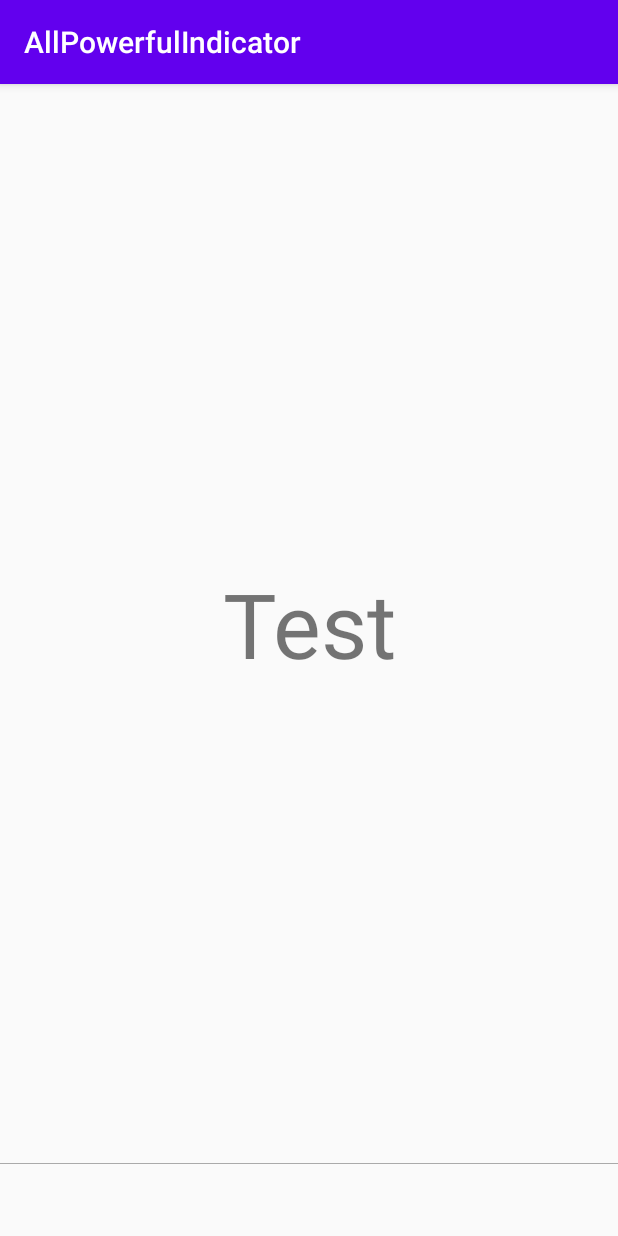
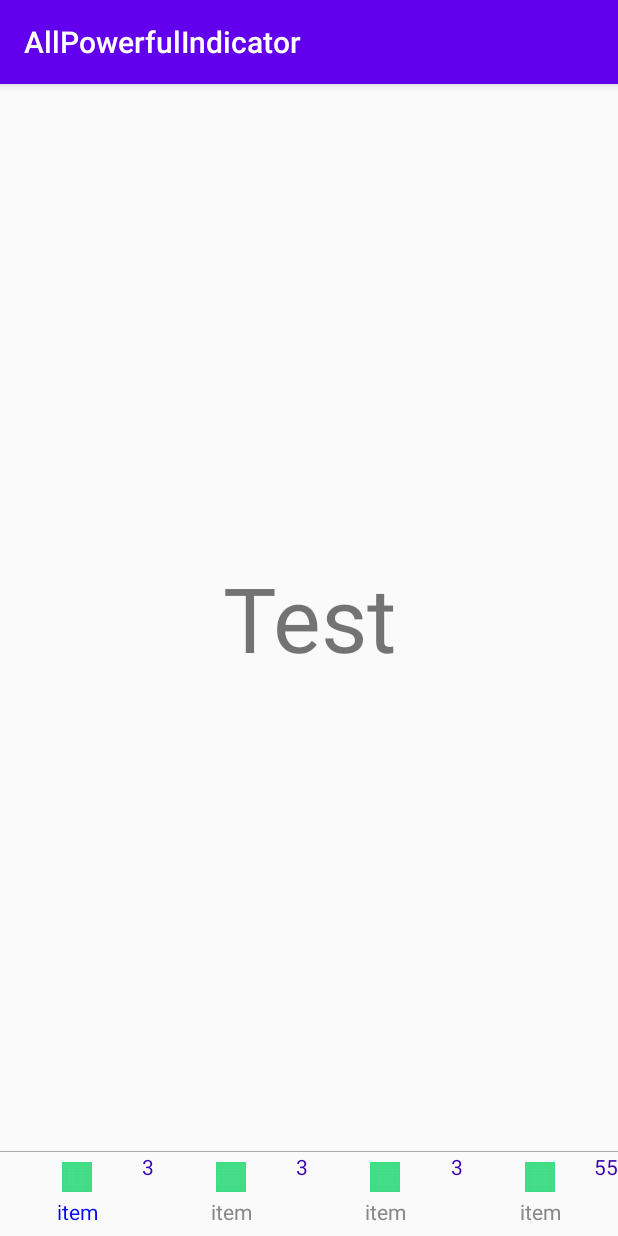
Before and after one commit to Ellen2018/AllPowerfulIndicator, an Android app: the BottomNavigationBarActivity screen opened directly, with no data from a screen before it, on a phone screen of 412 x 824 dp. Run offline under Robolectric (Android 15) with nearby library versions, the phone set to English and light mode, and no system bars.

Commit message:
使用适配器来配置指示器

```diff
--- /dev/null
+++ b/app/src/main/java/com/ellen/allpowerfulindicator/bottomnavigation/BottomBarAdapter.kt
@@ -0,0 +1,62 @@
+package com.ellen.allpowerfulindicator.bottomnavigation
+
+import android.content.res.ColorStateList
+import android.graphics.Color
+import android.view.View
+import android.widget.TextView
+import androidx.viewpager.widget.ViewPager
+import androidx.viewpager2.widget.ViewPager2
+import com.ellen.allpowerfulindicator.R
+import com.ellen.indicator.AllPowerIndicator
+import com.ellen.indicator.BaseIndicatorViewPagerAdapter
+import com.ellen.indicator.BaseViewHolder
+
+class BottomBarAdapter : BaseIndicatorViewPagerAdapter<BottomViewHolder> {
+
+    var dataList: MutableList<Int>
+
+    constructor(viewPager: ViewPager, dataList: MutableList<Int>) : super(viewPager) {
+        this.dataList = dataList
+    }
+
+    constructor(viewPager2: ViewPager2, dataList: MutableList<Int>) : super(viewPager2) {
+        this.dataList = dataList
+    }
+
+    override fun showContent(holder: BottomViewHolder) {
+       holder.tvUpdate.text = "${dataList[holder.position]}"
+    }
+
+    override fun getViewHolder(viewType: Int): BottomViewHolder {
+        return BottomViewHolder(R.layout.item_bottom_navigation_bar)
+    }
+
+    override fun onTabReselected(holder: BottomViewHolder) {
+
+    }
+
+    override fun onTabUnselected(holder: BottomViewHolder) {
+        holder.tvTitle.setTextColor(Color.GRAY)
+    }
+
+    override fun onTabSelected(holder: BottomViewHolder) {
+        holder.tvTitle.setTextColor(Color.BLUE)
+    }
+
+    override fun bindLinkageView(allPowerIndicator: AllPowerIndicator) {
+        super.bindLinkageView(allPowerIndicator)
+        allPowerIndicator.tabRippleColor = ColorStateList.valueOf(Color.GRAY)
+    }
+
+}
+
+class BottomViewHolder(layoutId: Int) : BaseViewHolder(layoutId) {
+
+    lateinit var tvTitle: TextView
+    lateinit var tvUpdate: TextView
+
+    override fun bindView(itemView: View) {
+        tvTitle = itemView.findViewById(R.id.tv_title)
+        tvUpdate = itemView.findViewById(R.id.tv_update)
+    }
+}
--- a/app/src/main/java/com/ellen/allpowerfulindicator/bottomnavigation/BottomNavigationBarActivity.kt
+++ b/app/src/main/java/com/ellen/allpowerfulindicator/bottomnavigation/BottomNavigationBarActivity.kt
@@ -36,6 +36,20 @@ class BottomNavigationBarActivity : AppCompatActivity(){
             }
 
         }
+
+        val dataList:MutableList<Int> = ArrayList()
+        dataList.add(3)
+        dataList.add(3)
+        dataList.add(3)
+        dataList.add(3)
+        val adapter = BottomBarAdapter(viewPager2,dataList)
+        allPowerIndicator.setAdapter(adapter)
+
+        dataList[3] = 55
+
+        adapter.notifyDataSetChanged()
+
+
     }
 
 }
--- a/app/src/main/res/layout/activity_bottom_navigation_bar.xml
+++ b/app/src/main/res/layout/activity_bottom_navigation_bar.xml
@@ -2,6 +2,7 @@
 <LinearLayout
     xmlns:android="http://schemas.android.com/apk/res/android"
     android:layout_width="match_parent"
+    xmlns:app="http://schemas.android.com/apk/res-auto"
     android:orientation="vertical"
     android:layout_height="match_parent">
 
@@ -19,6 +20,8 @@
     <com.ellen.indicator.AllPowerIndicator
         android:id="@+id/all_power_indicator"
         android:layout_width="match_parent"
+        app:tabPaddingStart="0dp"
+        app:tabPaddingEnd="0dp"
         android:layout_height="wrap_content"/>
 
 </LinearLayout>
--- a/app/src/main/res/layout/activity_dried_shrimp.xml
+++ b/app/src/main/res/layout/activity_dried_shrimp.xml
@@ -2,6 +2,7 @@
 <LinearLayout
     xmlns:android="http://schemas.android.com/apk/res/android"
     android:layout_width="match_parent"
+    xmlns:app="http://schemas.android.com/apk/res-auto"
     android:orientation="vertical"
     android:layout_height="match_parent">
 
@@ -13,6 +14,8 @@
 
     <com.ellen.indicator.AllPowerIndicator
         android:id="@+id/all_power_indicator"
+        app:tabPaddingStart="0dp"
+        app:tabPaddingEnd="0dp"
         android:layout_width="match_parent"
         android:layout_height="?actionBarSize"/>
 
--- a/app/src/main/res/layout/activity_view_pager.xml
+++ b/app/src/main/res/layout/activity_view_pager.xml
@@ -16,6 +16,8 @@
         android:layout_width="wrap_content"
         android:layout_marginBottom="20dp"
         android:layout_alignParentBottom="true"
+        app:tabPaddingStart="0dp"
+        app:tabPaddingEnd="0dp"
         android:layout_centerHorizontal="true"
         android:layout_height="wrap_content"/>
 
--- a/libraray/src/main/java/com/ellen/indicator/Adapter.kt
+++ b/libraray/src/main/java/com/ellen/indicator/Adapter.kt
@@ -1,12 +1,23 @@
 package com.ellen.indicator
 
-interface Adapter<T:BaseViewHolder> {
-    fun getItemType(position: Int): Int
-    fun getViewHolder(viewType: Int): T
-    fun getItemSize(): Int
-    fun showContent(holder:T)
-    fun onTabReselected(holder:T)
-    fun onTabUnselected(holder:T)
-    fun onTabSelected(holder:T)
-    fun bindLinkageView(allPowerIndicator: AllPowerIndicator)
+abstract class Adapter<T : BaseViewHolder> {
+
+    lateinit var allPowerIndicator: AllPowerIndicator
+
+    abstract fun getItemType(position: Int): Int
+    abstract fun getViewHolder(viewType: Int): T
+    abstract fun getItemSize(): Int
+    abstract fun showContent(holder: T)
+    abstract fun onTabReselected(holder: T)
+    abstract fun onTabUnselected(holder: T)
+    abstract fun onTabSelected(holder: T)
+    abstract fun bindLinkageView(allPowerIndicator: AllPowerIndicator)
+
+    fun notifyDataSetChanged() {
+        for (position in 0 until getItemSize()) {
+            val baseViewHolder =
+               allPowerIndicator.getTabAt(position)?.customView?.tag as T
+            showContent(baseViewHolder)
+        }
+    }
 }
--- a/libraray/src/main/java/com/ellen/indicator/AllPowerIndicator.kt
+++ b/libraray/src/main/java/com/ellen/indicator/AllPowerIndicator.kt
@@ -13,11 +13,7 @@ import com.google.android.material.tabs.TabLayout
  * 2.绑定ViewPager2
  * 3.自由模式
  */
-class AllPowerIndicator : RelativeLayout, Indicator {
-
-    val tabLayout: TabLayout =
-        LayoutInflater.from(context).inflate(R.layout.view_tab_layout, this, true)
-            .findViewById(R.id.tab_layout)
+class AllPowerIndicator : TabLayout, Indicator {
 
     constructor(context: Context) : super(context)
     constructor(context: Context, attributeSet: AttributeSet) : super(context, attributeSet)
@@ -29,12 +25,13 @@ class AllPowerIndicator : RelativeLayout, Indicator {
 
 
     override fun <T : BaseViewHolder> setAdapter(adapter: Adapter<T>) {
+        adapter.allPowerIndicator = this
         adapter.bindLinkageView(this)
         val itemCount = adapter.getItemSize()
         var isReset = false
         for (position in 0 until itemCount) {
             val viewType = adapter.getItemType(position)
-            val tab = tabLayout.getTabAt(position)
+            val tab = getTabAt(position)
             val baseViewHolder = adapter.getViewHolder(viewType)
             tab?.setCustomView(baseViewHolder.layoutId)
             baseViewHolder.itemView = tab?.customView
@@ -50,13 +47,13 @@ class AllPowerIndicator : RelativeLayout, Indicator {
 
             //重新调整TabLayout的大小
             if (!isReset) {
-                val layoutParams = tabLayout.layoutParams
+                val layoutParams = layoutParams
                 layoutParams.height = tab?.customView?.layoutParams?.height!!
-                tabLayout.layoutParams = layoutParams
+                this.layoutParams = layoutParams
                 isReset = true
             }
         }
-        tabLayout.addOnTabSelectedListener(object : TabLayout.OnTabSelectedListener {
+        addOnTabSelectedListener(object : TabLayout.OnTabSelectedListener {
             override fun onTabReselected(tab: TabLayout.Tab?) {
                 val baseViewHolder = tab?.customView?.tag as T
                 adapter.onTabReselected(baseViewHolder)
@@ -72,7 +69,7 @@ class AllPowerIndicator : RelativeLayout, Indicator {
                 adapter.onTabSelected(baseViewHolder)
             }
         })
-        tabLayout.getTabAt(0)?.select()
+        getTabAt(0)?.select()
     }
 }
 
--- a/libraray/src/main/java/com/ellen/indicator/BaseIndicatorViewPagerAdapter.kt
+++ b/libraray/src/main/java/com/ellen/indicator/BaseIndicatorViewPagerAdapter.kt
@@ -10,6 +10,7 @@ abstract class BaseIndicatorViewPagerAdapter<T : BaseViewHolder> : Adapter<T>{
 
     protected var viewPager: ViewPager? = null
     protected var viewPager2: ViewPager2? = null
+
 
     constructor(viewPager: ViewPager){
         this.viewPager = viewPager
@@ -24,11 +25,7 @@ abstract class BaseIndicatorViewPagerAdapter<T : BaseViewHolder> : Adapter<T>{
     }
 
     override fun getItemSize(): Int {
-        return if(viewPager != null){
-            viewPager?.adapter?.count!!
-        }else {
-            viewPager2?.adapter?.itemCount!!
-        }
+       return allPowerIndicator.tabCount
     }
 
     override fun showContent(holder: T) {
@@ -37,13 +34,13 @@ abstract class BaseIndicatorViewPagerAdapter<T : BaseViewHolder> : Adapter<T>{
 
     override fun bindLinkageView(allPowerIndicator: AllPowerIndicator) {
         if(viewPager != null){
-            allPowerIndicator.tabLayout.setupWithViewPager(viewPager)
+            allPowerIndicator.setupWithViewPager(viewPager)
         }else{
             viewPager2?.let {
-                TabLayoutMediator(allPowerIndicator.tabLayout, it) { _, _ ->}.attach()
+                TabLayoutMediator(allPowerIndicator, it) { _, _ ->}.attach()
             }
         }
-        allPowerIndicator.tabLayout.tabRippleColor = ColorStateList.valueOf(Color.TRANSPARENT)
-        allPowerIndicator.tabLayout.setSelectedTabIndicator(null)
+        allPowerIndicator.tabRippleColor = ColorStateList.valueOf(Color.TRANSPARENT)
+        allPowerIndicator.setSelectedTabIndicator(null)
     }
 }
```
Also changed, not shown: app/src/main/java/com/ellen/allpowerfulindicator/ViewPagerActivity.kt (+0 -9 lines), app/src/main/res/layout/activity_view_pager2.xml (+5 -3 lines), libraray/src/main/res/layout/view_tab_layout.xml (deleted, +0 -15 lines), libraray/src/main/res/values/attrs.xml (deleted, +0 -16 lines).
